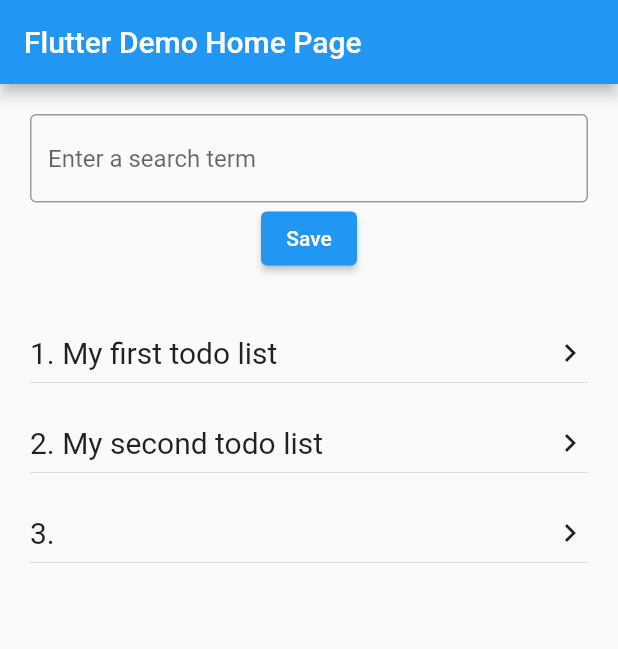
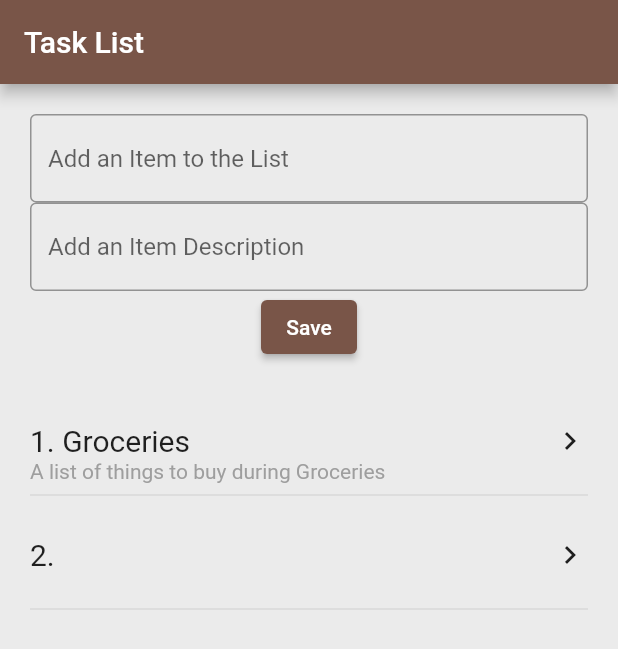
Before and after one commit to omi-jrparreno/todo_list_flutter, a Flutter app: the screen it shows after launch, after a tap on "Save", on a phone screen of 412 x 824 dp. Shown: the top 649 px of the screen. Run offline on Flutter 3.47's test engine with Material 2 defaults, Android fonts, the phone set to English and light mode, and no system bars; drawn by our look-alikes of flutter_slidable.

Commit message:
Revamped Custom List Tile

```diff
--- a/lib/main.dart
+++ b/lib/main.dart
@@ -1,4 +1,6 @@
 import 'package:flutter/material.dart';
+import 'package:flutter_slidable/flutter_slidable.dart';
+import 'package:todo_list/note.dart';
 import 'package:todo_list/widgets/custom_list_tile.dart';
 
 void main() {
@@ -12,36 +14,17 @@ class MyApp extends StatelessWidget {
   @override
   Widget build(BuildContext context) {
     return MaterialApp(
-      title: 'Flutter Demo',
+      title: 'Todo List',
       theme: ThemeData(
-        // This is the theme of your application.
-        //
-        // Try running your application with "flutter run". You'll see the
-        // application has a blue toolbar. Then, without quitting the app, try
-        // changing the primarySwatch below to Colors.green and then invoke
-        // "hot reload" (press "r" in the console where you ran "flutter run",
-        // or simply save your changes to "hot reload" in a Flutter IDE).
-        // Notice that the counter didn't reset back to zero; the application
-        // is not restarted.
-        primarySwatch: Colors.blue,
+        primarySwatch: Colors.brown,
       ),
-      home: const MyHomePage(title: 'Flutter Demo Home Page'),
+      home: const MyHomePage(title: 'Task List'),
     );
   }
 }
 
 class MyHomePage extends StatefulWidget {
   const MyHomePage({super.key, required this.title});
-
-  // This widget is the home page of your application. It is stateful, meaning
-  // that it has a State object (defined below) that contains fields that affect
-  // how it looks.
-
-  // This class is the configuration for the state. It holds the values (in this
-  // case the title) provided by the parent (in this case the App widget) and
-  // used by the build method of the State. Fields in a Widget subclass are
-  // always marked "final".
-
   final String title;
 
   @override
@@ -49,25 +32,23 @@ class MyHomePage extends StatefulWidget {
 }
 
 class _MyHomePageState extends State<MyHomePage> {
-  final List<String> todoList = [];
+  final List<Note> todoList = [];
   final TextEditingController _textController = TextEditingController();
+  final TextEditingController _descriptionController = TextEditingController();
 
   @override
   void initState() {
-    todoList.add("My first todo list");
-    todoList.add("My second todo list");
+    todoList.add(const Note(
+        title: "Groceries",
+        description: "A list of things to buy during Groceries"));
+    //todoList.add("My second todo list");
     super.initState();
-  }
-
-  @override
-  void didChangeDependencies() {
-    // print("didChange object");
-    super.didChangeDependencies();
   }
 
   @override
   Widget build(BuildContext context) {
     return Scaffold(
+      backgroundColor: const Color.fromARGB(255, 235, 235, 235),
       appBar: AppBar(
         title: Text(widget.title),
       ),
@@ -78,22 +59,27 @@ class _MyHomePageState extends State<MyHomePage> {
               padding: const EdgeInsets.all(20.0),
               child: Column(children: [
                 TextField(
-                  decoration: const InputDecoration(
-                    border: OutlineInputBorder(),
-                    hintText: 'Enter a search term',
-                  ),
-                  controller: _textController,
-                ),
+                    decoration: const InputDecoration(
+                      border: OutlineInputBorder(),
+                      hintText: 'Add an Item to the List',
+                    ),
+                    controller: _textController),
+                TextField(
+                    decoration: const InputDecoration(
+                        border: OutlineInputBorder(),
+                        hintText: 'Add an Item Description'),
+                    controller: _descriptionController),
                 ElevatedButton(
                     style: ElevatedButton.styleFrom(
                         padding: const EdgeInsets.all(10.0)),
                     onPressed: () {
-                      // todoList.add(_textController.value.text);
-                      // final temp = [_textController.value.text]
                       setState(() {
-                        todoList.add(_textController.value.text);
+                        todoList.add(Note(
+                            title: _textController.value.text,
+                            description: _descriptionController.value.text));
                       });
                       _textController.text = "";
+                      _descriptionController.text = "";
                     },
                     child: const Text("Save"))
               ]),
@@ -105,10 +91,104 @@ class _MyHomePageState extends State<MyHomePage> {
                 physics: const BouncingScrollPhysics(),
                 itemBuilder: ((context, index) {
                   final data = todoList[index];
-                  return CustomListTile(number: index + 1, text: data);
+                  return Slidable(
+                    endActionPane: ActionPane(
+                      extentRatio: 0.3,
+                      motion: const ScrollMotion(),
+                      children: [
+                        SlidableAction(
+                          label: "Edit",
+                          onPressed: (context) => {
+                            showDialog(
+                                context: context,
+                                builder: (context) => SimpleDialog(
+                                      title: const Text('Edit your List'),
+                                      children: [
+                                        Padding(
+                                          padding: const EdgeInsets.all(10.0),
+                                          child: Column(
+                                            children: [
+                                              TextField(
+                                                decoration:
+                                                    const InputDecoration(
+                                                  labelText: ' Edit Title',
+                                                ),
+                                                onChanged: (value) {
+                                                  setState(() {
+                                                    _textController.text =
+                                                        value;
+                                                  });
+                                                },
+                                              ),
+                                              TextField(
+                                                decoration:
+                                                    const InputDecoration(
+                                                  labelText:
+                                                      ' Edit Description',
+                                                ),
+                                                onChanged: (value) {
+                                                  setState(() {
+                                                    _descriptionController
+                                                        .text = value;
+                                                  });
+                                                },
+                                              ),
+                                              ElevatedButton(
+                                                  onPressed: () {
+                                                    setState(() {
+                                                      todoList[index] = Note(
+                                                          title: _textController
+                                                              .value.text,
+                                                          description:
+                                                              _descriptionController
+                                                                  .value.text);
+                                                    });
+                                                    Navigator.pop(context);
+                                                  },
+                                                  child: const Text("Update")),
+                                            ],
+                                          ),
+                                        )
+                                      ],
+                                    ))
+                          },
+                          backgroundColor: Colors.green,
+                          foregroundColor: Colors.white,
+                          icon: Icons.edit,
+                        ),
+                      ],
+                    ),
+                    startActionPane: ActionPane(
+                      extentRatio: 0.3,
+                      motion: const ScrollMotion(),
+                      children: [
+                        SlidableAction(
+                          label: "Delete",
+                          onPressed: (context) => {
+                            setState(
+                              () {
+                                todoList.remove(todoList[index]);
+                              },
+                            )
+                          },
+                          backgroundColor: Colors.red,
+                          foregroundColor: Colors.white,
+                          icon: Icons.delete,
+                        )
+                      ],
+                    ),
+                    child: Column(
+                      children: [
+                        CustomListTile(
+                            text: data.title,
+                            number: index + 1,
+                            listDescription: data.description)
+                      ],
+                    ),
+                  );
                 }),
               ),
-            )
+            ),
           ],
         ),
       ),
--- /dev/null
+++ b/lib/note.dart
@@ -0,0 +1,10 @@
+class Note {
+  final String title;
+  final String description;
+
+  const Note({required this.title, required this.description});
+
+  String getNote() {
+    return "$title $description";
+  }
+}
--- a/lib/widgets/custom_list_tile.dart
+++ b/lib/widgets/custom_list_tile.dart
@@ -3,18 +3,41 @@ import 'package:flutter/material.dart';
 class CustomListTile extends StatelessWidget {
   final String text;
   final int number;
+  final String listDescription;
 
-  const CustomListTile({super.key, required this.text, required this.number});
+  const CustomListTile(
+      {super.key,
+      required this.text,
+      required this.number,
+      required this.listDescription});
 
   @override
   Widget build(BuildContext context) {
     return InkWell(
       onTap: () {
-        print(text);
+        Widget okButton = TextButton(
+          child: const Text("CLOSE"),
+          onPressed: () {
+            Navigator.of(context).pop();
+          },
+        );
+
+        AlertDialog alert = AlertDialog(
+            title: Text(text),
+            content: Text('This item in the list contains $listDescription'),
+            actions: [
+              okButton,
+            ]);
+        showDialog(
+            context: context,
+            builder: (BuildContext context) {
+              return alert;
+            });
       },
       child: Padding(
         padding: const EdgeInsets.only(left: 20.0, right: 20.0, top: 20.0),
         child: Column(
+          crossAxisAlignment: CrossAxisAlignment.start,
           children: [
             Row(
               mainAxisAlignment: MainAxisAlignment.spaceBetween,
@@ -23,8 +46,12 @@ class CustomListTile extends StatelessWidget {
                     style: const TextStyle(
                       fontSize: 20,
                     )),
-                const Icon(Icons.chevron_right)
+                const Icon(Icons.chevron_right),
               ],
+            ),
+            Text(
+              listDescription,
+              style: const TextStyle(fontSize: 14, color: Colors.grey),
             ),
             const Divider()
           ],
```
